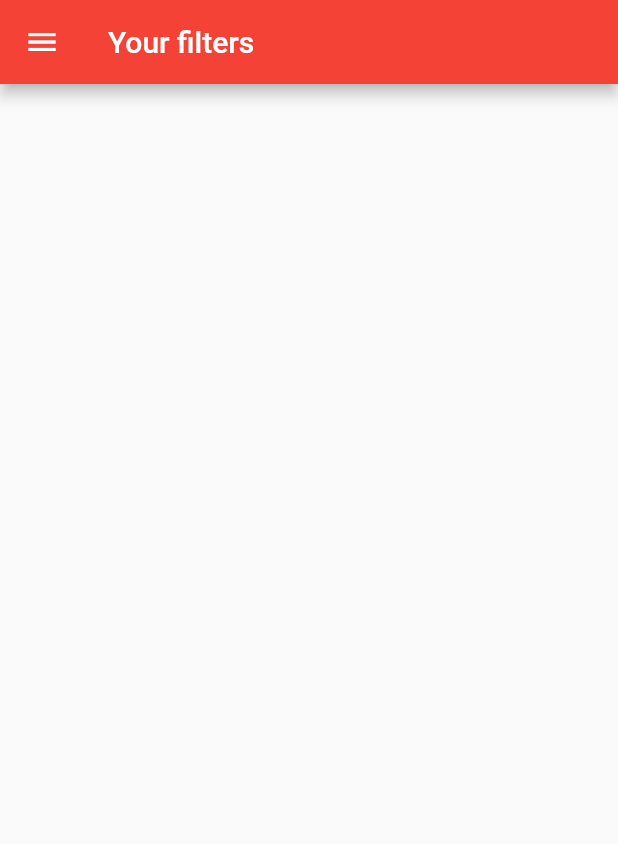
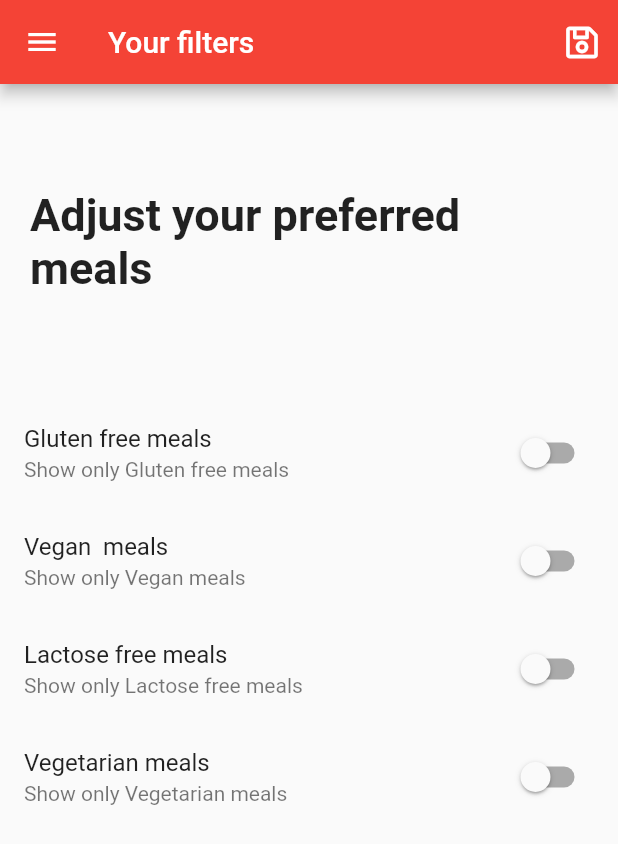
Before and after one commit to SIMOHANNANI/DeliciousMealsApp, a Flutter app: the Filters screen opened by its route, on a phone screen of 412 x 824 dp. Shown: the top 844 px of the screen. Run offline on Flutter 3.47's test engine with Material 2 defaults, Android fonts, the phone set to English and light mode, and no system bars; our stand-ins replace font_awesome_flutter; Roboto replaces fonts that are missing (Raleway, RobotoCondensed).

Commit message:
Adding filtering features to the filter tab !

```diff
--- a/lib/Screens/CategoryMealScreen.dart
+++ b/lib/Screens/CategoryMealScreen.dart
@@ -1,11 +1,11 @@
 import 'package:flutter/material.dart';
-import '../dummyData.dart';
 import '../Widgets/mealsList.dart';
 import '../models/meal.dart';
 
 class CategoryMealScreen extends StatefulWidget {
   static const routeName = 'CategoryMealScreen';
-
+  final List<Meal> _mealFiltered;
+  CategoryMealScreen(this._mealFiltered);
   @override
   _CategoryMealScreenState createState() => _CategoryMealScreenState();
 }
@@ -22,7 +22,7 @@ class _CategoryMealScreenState extends State<CategoryMealScreen> {
           ModalRoute.of(context).settings.arguments as Map<String, String>;
       final String mealId = routeArguments['id'];
       mealTitle = routeArguments['title'];
-      categorizedMeals = DUMMY_MEALS.where((meal) {
+      categorizedMeals = widget._mealFiltered.where((meal) {
         return meal.categoriesId.contains(mealId);
       }).toList();
       _isInitilized = true;
--- a/lib/Screens/Filters.dart
+++ b/lib/Screens/Filters.dart
@@ -1,15 +1,116 @@
 import 'package:flutter/material.dart';
+import 'package:font_awesome_flutter/font_awesome_flutter.dart';
 import '../Widgets/Drawer.dart';
-class Filters extends StatelessWidget{
+
+class Filters extends StatefulWidget {
   static const routeName = "Settings";
+  final Function handler;
+  final Map<String,bool> lastFilter;
+
+  Filters(this.lastFilter,this.handler);
+
+  @override
+  _FiltersState createState() => _FiltersState();
+}
+
+class _FiltersState extends State<Filters> {
+  static var isGlutenFree = false;
+  static var isVegan = false;
+  static var isLactoseFree = false;
+  static var isVegetarian = false;
+  @override
+  initState(){
+    isGlutenFree = widget.lastFilter['isGlutenFree'];
+    isVegan = widget.lastFilter['isVegan'];
+    isLactoseFree = widget.lastFilter['isLactoseFree'];
+    isVegetarian = widget.lastFilter['isVegetarian'];
+    super.initState();
+  }
+  Widget _showListTile(
+      String title, String subtitle, bool filterBy, Function handler) {
+    return SwitchListTile(
+      title: Text(title),
+      value: filterBy,
+      subtitle: Text(subtitle),
+      onChanged: handler,
+    );
+  }
+
   @override
   Widget build(BuildContext context) {
     return Scaffold(
       appBar: AppBar(
         title: Text("Your filters"),
         backgroundColor: Colors.red,
+        actions: <Widget>[
+          IconButton(
+            icon: FaIcon(FontAwesomeIcons.save),
+            hoverColor: Colors.white,
+            onPressed: () {
+              final _filters = {
+                'isGlutenFree': isGlutenFree,
+                'isVegan': isVegan,
+                'isLactoseFree': isLactoseFree,
+                'isVegetarian': isVegetarian,
+              };
+              widget.handler(_filters);
+            },
+          ),
+        ],
       ),
       drawer: CustomizedDrawer(),
-    ) ;
+      body: Column(
+        children: <Widget>[
+          Container(
+            padding: EdgeInsets.all(20.0),
+            margin: EdgeInsets.symmetric(vertical: 50.0, horizontal: 0.0),
+            child: Center(
+              child: Text(
+                "Adjust your preferred meals",
+                style: TextStyle(
+                    fontFamily:
+                        Theme.of(context).textTheme.headline6.fontFamily,
+                    fontWeight: FontWeight.bold,
+                    fontSize: 30.0),
+              ),
+            ),
+          ),
+          Expanded(
+            child: ListView(
+              children: <Widget>[
+                _showListTile(
+                  'Gluten free meals',
+                  'Show only Gluten free meals',
+                  isGlutenFree,
+                  (newValue) {
+                    setState(() {
+                      isGlutenFree = newValue;
+                    });
+                  },
+                ),
+                _showListTile('Vegan  meals', 'Show only Vegan meals', isVegan,
+                    (newValue) {
+                  setState(() {
+                    isVegan = newValue;
+                  });
+                }),
+                _showListTile('Lactose free meals',
+                    'Show only Lactose free meals', isLactoseFree, (newValue) {
+                  setState(() {
+                    isLactoseFree = newValue;
+                  });
+                }),
+                _showListTile('Vegetarian meals', 'Show only Vegetarian meals',
+                    isVegetarian, (newValue) {
+                  setState(() {
+                    isVegetarian = newValue;
+                  });
+                }),
+              ],
+            ),
+          ),
+        ],
+      ),
+    );
   }
 }
--- a/lib/Screens/mealDetailScreen.dart
+++ b/lib/Screens/mealDetailScreen.dart
@@ -114,6 +114,7 @@ class MealDetailScreen extends StatelessWidget {
         child: FaIcon(FontAwesomeIcons.solidTrashAlt),
         onPressed: (){
           Navigator.of(context).pop(mealId);
+//          Navigator.of(context).pop();
         },
       ),
     );
--- a/lib/Screens/tabsScreen.dart
+++ b/lib/Screens/tabsScreen.dart
@@ -40,7 +40,7 @@ class _TabsState extends State<Tabs> {
                         style: TextStyle(fontFamily: 'Raleway'),
                       )),
           ),
-          endDrawer: CustomizedDrawer(),
+          drawer: CustomizedDrawer(),
           body: _bottomTabs[_selectedTabIndex],
           bottomNavigationBar: BottomNavigationBar(
               backgroundColor: Theme.of(context).primaryColor,
--- a/lib/Widgets/Drawer.dart
+++ b/lib/Widgets/Drawer.dart
@@ -52,10 +52,10 @@ class CustomizedDrawer extends StatelessWidget {
               height: 80.0,
             ),
             _buildListTile(context, "Meals", FontAwesomeIcons.utensils, () {
-              Navigator.of(context).pushNamed('/');
+              Navigator.of(context).pushReplacementNamed('/');
             }),
             _buildListTile(context, "Filters", FontAwesomeIcons.filter, () {
-              Navigator.of(context).pushNamed(Filters.routeName);
+              Navigator.of(context).pushReplacementNamed(Filters.routeName);
             }),
           ],
         ),
--- a/lib/main.dart
+++ b/lib/main.dart
@@ -1,11 +1,40 @@
 import 'package:flutter/material.dart';
+import 'package:meals_managment_store/dummyData.dart';
 import 'Screens/CategoryMealScreen.dart';
 import 'Screens/mealDetailScreen.dart';
 import 'Screens/tabsScreen.dart';
 import 'Screens/Filters.dart';
+import './models/meal.dart';
+
 void main() => runApp(MyApp());
 
-class MyApp extends StatelessWidget {
+class MyApp extends StatefulWidget {
+  @override
+  _MyAppState createState() => _MyAppState();
+}
+
+class _MyAppState extends State<MyApp> {
+  Map<String, bool> _filters = {
+    'isGlutenFree': false,
+    'isVegan': false,
+    'isLactoseFree': false,
+    'isVegetarian': false,
+  };
+  List<Meal> _mealFiltered = DUMMY_MEALS;
+
+  void _saveFilters(Map<String, bool> filterData) {
+    setState(() {
+      _filters = filterData;
+      _mealFiltered = DUMMY_MEALS.where((meal) {
+        if(_filters['isGlutenFree'] && !meal.isGlutenFree) return false;
+        if(_filters['isVegan'] && !meal.isVegan) return false;
+        if(_filters['isLactoseFree'] &&! meal.isLactoseFree) return false;
+        if(_filters['isVegetarian'] && !meal.isVegetarian) return false;
+        return true;
+      }).toList();
+    });
+  }
+
   @override
   Widget build(BuildContext context) {
     return MaterialApp(
@@ -27,9 +56,10 @@ class MyApp extends StatelessWidget {
       initialRoute: '/',
       routes: {
         '/': (ctx) => Tabs(),
-        CategoryMealScreen.routeName: (ctx) => CategoryMealScreen(),
+        CategoryMealScreen.routeName: (ctx) =>
+            CategoryMealScreen(_mealFiltered),
         MealDetailScreen.routeName: (ctx) => MealDetailScreen(),
-        Filters.routeName:(ctx) => Filters(),
+        Filters.routeName: (ctx) => Filters(_filters,_saveFilters),
       },
     );
   }
```
